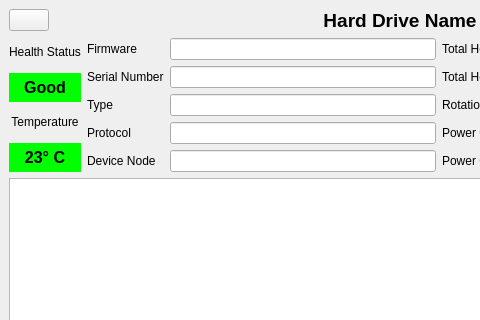
Old version of the form mainwindow.ui in the repository edisionnano/QDiskInfo; both pictures show x 0 to 480 and y 0 to 320 of the 800 by 600 pixel window.
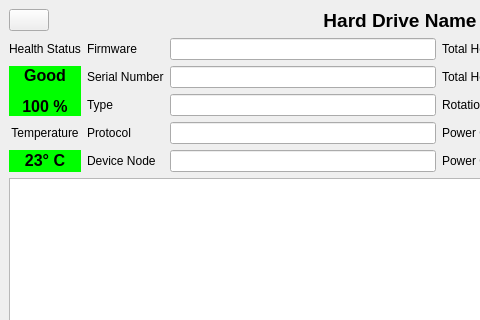
New version of the form. Icons and pictures are not drawn.

Commit message: Show health percentage for NVMe drives

Patch:
```diff
--- a/mainwindow.ui
+++ b/mainwindow.ui
@@ -107,7 +107,7 @@
              <string notr="true">background-color: rgb(0, 255, 0);</string>
             </property>
             <property name="text">
-             <string>&lt;html&gt;&lt;head/&gt;&lt;body&gt;&lt;p align=&quot;center&quot;&gt;&lt;span style=&quot; font-size:12pt; font-weight:700; color:#000000;&quot;&gt;Good&lt;/span&gt;&lt;/p&gt;&lt;/body&gt;&lt;/html&gt;</string>
+             <string>&lt;html&gt;&lt;head/&gt;&lt;body&gt;&lt;p align=&quot;center&quot;&gt;&lt;span style=&quot; font-size:12pt; font-weight:700; color:#000000;&quot;&gt;Good&lt;/span&gt;&lt;/p&gt;&lt;p align=&quot;center&quot;&gt;&lt;span style=&quot; font-size:12pt; font-weight:700; color:#000000;&quot;&gt;100 %&lt;/span&gt;&lt;/p&gt;&lt;/body&gt;&lt;/html&gt;</string>
             </property>
            </widget>
           </item>
```
The commit also changes 1 other file.
